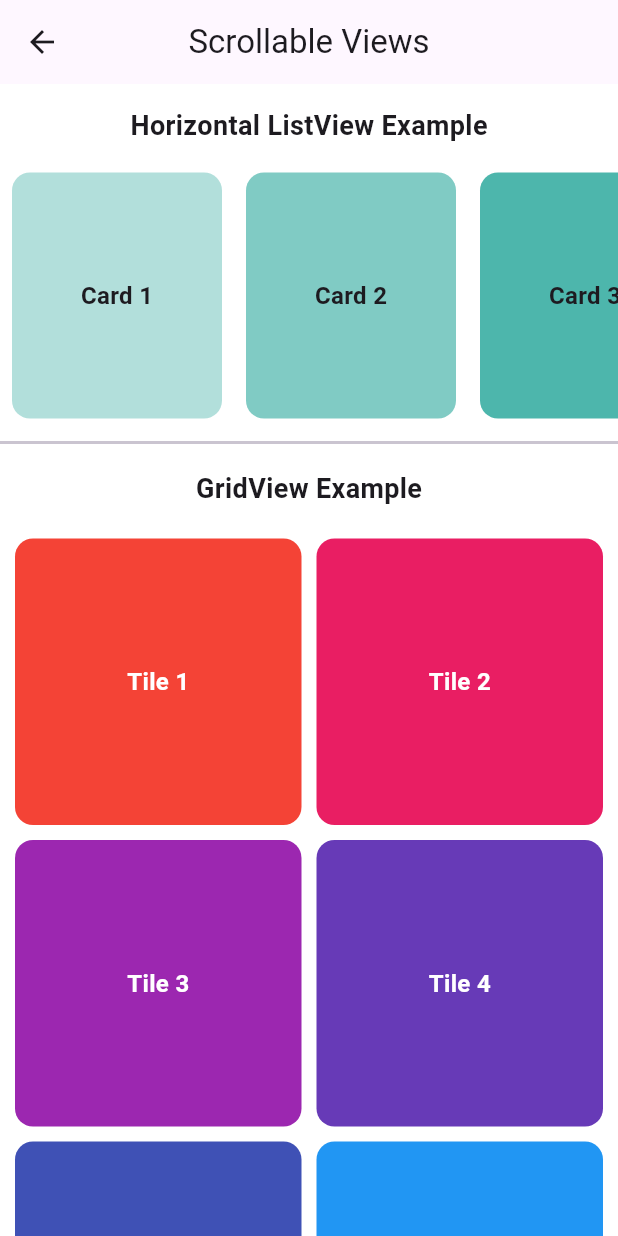
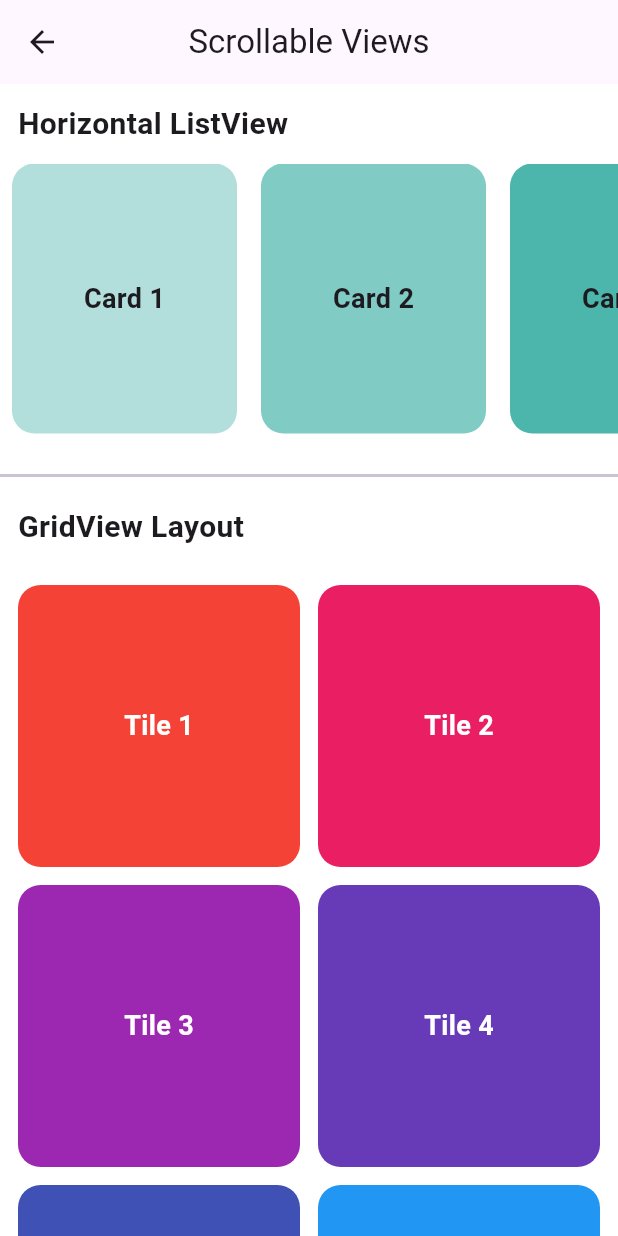
Before and after one commit to kalviumcommunity/SmartPickup-Sprint-2, a Flutter app: the ScrollableViews screen opened by its route, on a phone screen of 412 x 824 dp. Run offline on Flutter 3.47's test engine with Material 3 defaults, Android fonts, the phone set to English and light mode, and no system bars; our stand-ins replace cloud_firestore, firebase_auth, firebase_core; accounts and stored records are empty; network calls fail.

Commit message:
implemented scrollable layouts using ListView and GridView

```diff
--- a/smartpickup/lib/screens/home_screen.dart
+++ b/smartpickup/lib/screens/home_screen.dart
@@ -24,12 +24,15 @@ class HomeScreen extends StatelessWidget {
         title: const Text("SmartPickup"),
         actions: [
           IconButton(
-              onPressed: () async {
-                await auth.logout();
-                Navigator.pushReplacement(
-                    context, MaterialPageRoute(builder: (_) => const LoginScreen()));
-              },
-              icon: const Icon(Icons.logout))
+            onPressed: () async {
+              await auth.logout();
+              Navigator.pushReplacement(
+                context,
+                MaterialPageRoute(builder: (_) => const LoginScreen()),
+              );
+            },
+            icon: const Icon(Icons.logout),
+          )
         ],
       ),
 
@@ -40,13 +43,16 @@ class HomeScreen extends StatelessWidget {
             .orderBy("time", descending: true)
             .snapshots(),
         builder: (context, snapshot) {
-          if (!snapshot.hasData) return const Center(child: CircularProgressIndicator());
+          if (!snapshot.hasData) {
+            return const Center(child: CircularProgressIndicator());
+          }
 
           final docs = snapshot.data!.docs;
 
           return ListView(
             children: [
-              /// 🔹 assignment form button
+
+              /// FORM ASSIGNMENT
               Padding(
                 padding: const EdgeInsets.all(12),
                 child: ElevatedButton(
@@ -54,6 +60,17 @@ class HomeScreen extends StatelessWidget {
                     Navigator.pushNamed(context, '/form');
                   },
                   child: const Text("Open User Input Form"),
+                ),
+              ),
+
+              /// SCROLLABLE ASSIGNMENT
+              Padding(
+                padding: const EdgeInsets.symmetric(horizontal: 12),
+                child: ElevatedButton(
+                  onPressed: () {
+                    Navigator.pushNamed(context, '/scroll');
+                  },
+                  child: const Text("Open Scrollable Views"),
                 ),
               ),
 
--- a/smartpickup/lib/screens/scrollable_views.dart
+++ b/smartpickup/lib/screens/scrollable_views.dart
@@ -7,40 +7,43 @@ class ScrollableViews extends StatelessWidget {
   Widget build(BuildContext context) {
     return Scaffold(
       appBar: AppBar(
-        title: const Text('Scrollable Views'),
+        title: const Text("Scrollable Views"),
         centerTitle: true,
       ),
       body: SingleChildScrollView(
         child: Column(
+          crossAxisAlignment: CrossAxisAlignment.start,
           children: [
 
+            /// ===============================
             /// 🔹 LISTVIEW SECTION
-            const SizedBox(height: 15),
-            const Text(
-              'Horizontal ListView Example',
-              style: TextStyle(fontSize: 18, fontWeight: FontWeight.bold),
+            /// ===============================
+            const Padding(
+              padding: EdgeInsets.all(12),
+              child: Text(
+                "Horizontal ListView",
+                style: TextStyle(fontSize: 20, fontWeight: FontWeight.bold),
+              ),
             ),
-
-            const SizedBox(height: 10),
 
             SizedBox(
               height: 180,
               child: ListView.builder(
                 scrollDirection: Axis.horizontal,
-                itemCount: 8,
+                itemCount: 10,
                 itemBuilder: (context, index) {
                   return Container(
-                    width: 140,
-                    margin: const EdgeInsets.all(8),
+                    width: 150,
+                    margin: const EdgeInsets.symmetric(horizontal: 8),
                     decoration: BoxDecoration(
-                      color: Colors.teal[100 * ((index % 8) + 1)],
-                      borderRadius: BorderRadius.circular(12),
+                      color: Colors.teal[(index % 9 + 1) * 100],
+                      borderRadius: BorderRadius.circular(15),
                     ),
                     child: Center(
                       child: Text(
-                        'Card ${index + 1}',
+                        "Card ${index + 1}",
                         style: const TextStyle(
-                          fontSize: 16,
+                          fontSize: 18,
                           fontWeight: FontWeight.bold,
                         ),
                       ),
@@ -50,41 +53,43 @@ class ScrollableViews extends StatelessWidget {
               ),
             ),
 
+            const SizedBox(height: 20),
             const Divider(thickness: 2),
 
+            /// ===============================
             /// 🔹 GRIDVIEW SECTION
-            const SizedBox(height: 10),
-            const Text(
-              'GridView Example',
-              style: TextStyle(fontSize: 18, fontWeight: FontWeight.bold),
+            /// ===============================
+            const Padding(
+              padding: EdgeInsets.all(12),
+              child: Text(
+                "GridView Layout",
+                style: TextStyle(fontSize: 20, fontWeight: FontWeight.bold),
+              ),
             ),
-
-            const SizedBox(height: 10),
 
             GridView.builder(
               shrinkWrap: true,
               physics: const NeverScrollableScrollPhysics(),
-              padding: const EdgeInsets.all(10),
+              padding: const EdgeInsets.all(12),
               gridDelegate: const SliverGridDelegateWithFixedCrossAxisCount(
                 crossAxisCount: 2,
-                crossAxisSpacing: 10,
-                mainAxisSpacing: 10,
+                crossAxisSpacing: 12,
+                mainAxisSpacing: 12,
               ),
               itemCount: 8,
               itemBuilder: (context, index) {
                 return Container(
                   decoration: BoxDecoration(
-                    color: Colors.primaries[
-                        index % Colors.primaries.length],
-                    borderRadius: BorderRadius.circular(12),
+                    color: Colors.primaries[index % Colors.primaries.length],
+                    borderRadius: BorderRadius.circular(15),
                   ),
                   child: Center(
                     child: Text(
-                      'Tile ${index + 1}',
+                      "Tile ${index + 1}",
                       style: const TextStyle(
                         color: Colors.white,
+                        fontSize: 18,
                         fontWeight: FontWeight.bold,
-                        fontSize: 16,
                       ),
                     ),
                   ),
```
Also changed, not shown: 1 other file.
